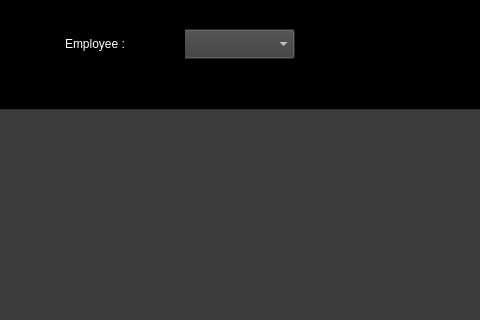
huangchenghan/database_project, file check/ui.ui: the form before one commit; both pictures show x 194 to 674 and y 0 to 320 of the 800 by 484 pixel window.
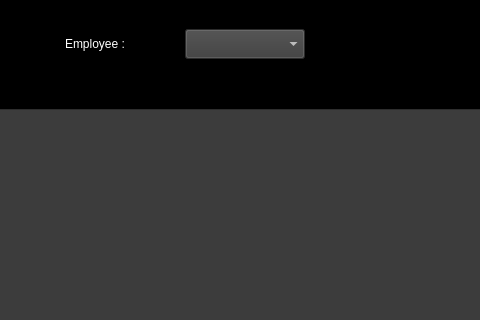
The form after the commit.

```diff
--- a/check/ui.ui
+++ b/check/ui.ui
@@ -214,7 +214,7 @@
       <widget class="QComboBox" name="employee_comboBox">
        <property name="geometry">
         <rect>
-         <x>360</x>
+         <x>370</x>
          <y>20</y>
          <width>120</width>
          <height>30</height>
```
